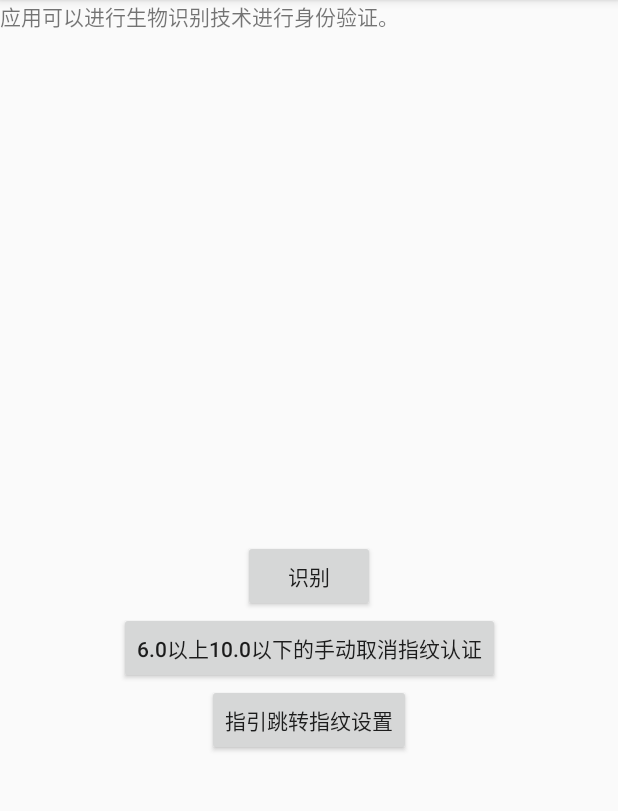
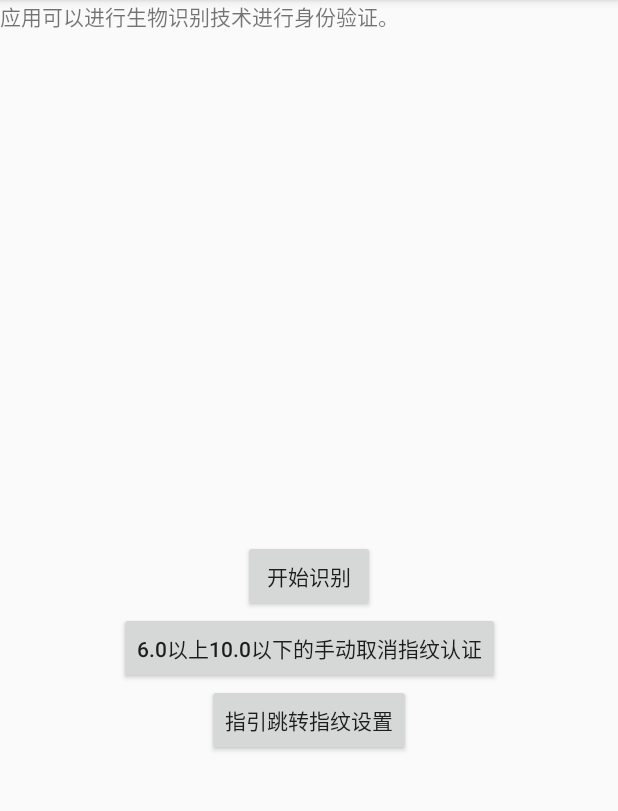
Before and after one commit to zhongjhATC/biometricexample, an Android app: the screen it shows after launch (MainActivity), on a phone screen of 412 x 824 dp, the part 84-895 px from its top. Run offline under Robolectric (Android 15) with nearby library versions, the phone set to English and light mode, and no system bars.

Commit message:
提交代码

```diff
--- a/app/src/main/res/layout/activity_main.xml
+++ b/app/src/main/res/layout/activity_main.xml
@@ -10,7 +10,7 @@
         android:id="@+id/btnBiometric"
         android:layout_width="wrap_content"
         android:layout_height="wrap_content"
-        android:text="识别"
+        android:text="开始识别"
         app:layout_constraintBottom_toBottomOf="parent"
         app:layout_constraintLeft_toLeftOf="parent"
         app:layout_constraintRight_toRightOf="parent"
@@ -36,6 +36,16 @@
         app:layout_constraintStart_toStartOf="parent"
         app:layout_constraintTop_toBottomOf="@+id/btnCancel" />
 
+    <ImageView
+        android:id="@+id/imgFingerprint"
+        android:layout_width="100dp"
+        android:layout_height="100dp"
+        android:src="@drawable/ic_fingerprint"
+        android:visibility="gone"
+        app:layout_constraintBottom_toBottomOf="parent"
+        app:layout_constraintEnd_toEndOf="parent"
+        app:layout_constraintStart_toStartOf="parent" />
+
     <TextView
         android:id="@+id/tvBiometric"
         android:layout_width="wrap_content"
```
Also changed, not shown: app/src/main/java/com/example/biometricexample/MainActivity.java (+20 -1 lines).
